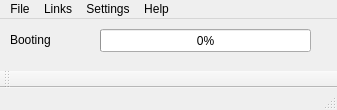
Above: BakkesModInjectorC++/BakkesModInjectorCpp.ui from bakkesmodorg/BakkesModInjectorCpp before the change. Below: the same form after it.
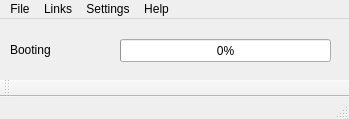
That is the form after the change.

Commit message: Bunch of injector fixes after EGS update

```diff
--- a/BakkesModInjectorC++/BakkesModInjectorCpp.ui
+++ b/BakkesModInjectorC++/BakkesModInjectorCpp.ui
@@ -6,8 +6,8 @@
    <rect>
     <x>0</x>
     <y>0</y>
-    <width>337</width>
-    <height>110</height>
+    <width>349</width>
+    <height>119</height>
    </rect>
   </property>
   <property name="windowTitle">
@@ -19,8 +19,8 @@
      <rect>
       <x>10</x>
       <y>0</y>
-      <width>251</width>
-      <height>41</height>
+      <width>341</width>
+      <height>61</height>
      </rect>
     </property>
     <property name="text">
@@ -30,8 +30,8 @@
    <widget class="QProgressBar" name="progressBar">
     <property name="geometry">
      <rect>
-      <x>100</x>
-      <y>10</y>
+      <x>120</x>
+      <y>20</y>
       <width>211</width>
       <height>23</height>
      </rect>
@@ -46,7 +46,7 @@
     <rect>
      <x>0</x>
      <y>0</y>
-     <width>337</width>
+     <width>349</width>
      <height>21</height>
     </rect>
    </property>
```
Left out of the diff: 23 changed lines with no effect on the pictures. The commit also changes 15 other files.
